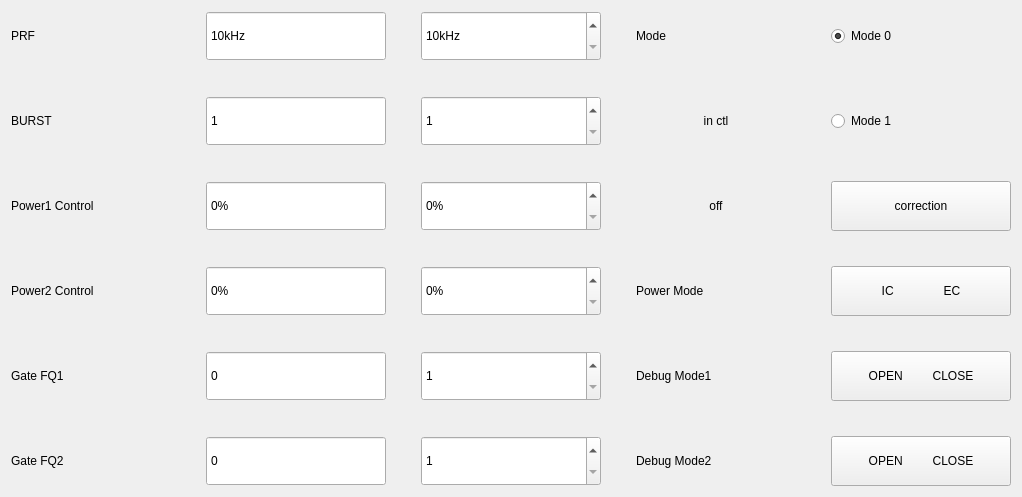
The window that macousto_pso.ui (yuanjinxin123/shenglei) describes before a commit, drawn with Qt 5.
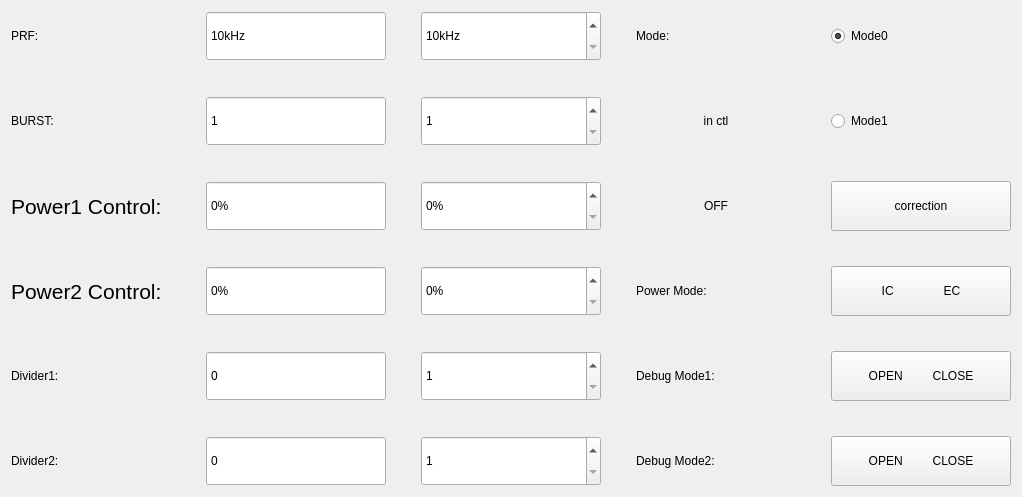
The same window after the commit.

```diff
--- a/macousto_pso.ui
+++ b/macousto_pso.ui
@@ -34,7 +34,7 @@
         </size>
        </property>
        <property name="text">
-        <string>PRF</string>
+        <string>PRF:</string>
        </property>
        <property name="alignment">
         <set>Qt::AlignLeading|Qt::AlignLeft|Qt::AlignVCenter</set>
@@ -118,7 +118,7 @@
         </size>
        </property>
        <property name="text">
-        <string>BURST</string>
+        <string>BURST:</string>
        </property>
        <property name="alignment">
         <set>Qt::AlignLeading|Qt::AlignLeft|Qt::AlignVCenter</set>
@@ -189,8 +189,11 @@
          <height>50</height>
         </size>
        </property>
+       <property name="styleSheet">
+        <string notr="true">font: 16pt;</string>
+       </property>
        <property name="text">
-        <string>Power1 Control</string>
+        <string>Power1 Control:</string>
        </property>
        <property name="alignment">
         <set>Qt::AlignLeading|Qt::AlignLeft|Qt::AlignVCenter</set>
@@ -261,8 +264,11 @@
          <height>50</height>
         </size>
        </property>
+       <property name="styleSheet">
+        <string notr="true">font: 16pt;</string>
+       </property>
        <property name="text">
-        <string>Power2 Control</string>
+        <string>Power2 Control:</string>
        </property>
        <property name="alignment">
         <set>Qt::AlignLeading|Qt::AlignLeft|Qt::AlignVCenter</set>
@@ -334,7 +340,7 @@
         </size>
        </property>
        <property name="text">
-        <string>Gate FQ1</string>
+        <string>Divider1:</string>
        </property>
        <property name="alignment">
         <set>Qt::AlignLeading|Qt::AlignLeft|Qt::AlignVCenter</set>
@@ -409,7 +415,7 @@
         </size>
        </property>
        <property name="text">
-        <string>Gate FQ2</string>
+        <string>Divider2:</string>
        </property>
        <property name="alignment">
         <set>Qt::AlignLeading|Qt::AlignLeft|Qt::AlignVCenter</set>
@@ -488,7 +494,7 @@
         </size>
        </property>
        <property name="text">
-        <string>Mode</string>
+        <string>Mode:</string>
        </property>
        <property name="alignment">
         <set>Qt::AlignLeading|Qt::AlignLeft|Qt::AlignVCenter</set>
@@ -510,7 +516,7 @@
         </size>
        </property>
        <property name="text">
-        <string>Mode 0</string>
+        <string>Mode0</string>
        </property>
        <property name="checked">
         <bool>true</bool>
@@ -560,7 +566,7 @@
         </size>
        </property>
        <property name="text">
-        <string>Mode 1</string>
+        <string>Mode1</string>
        </property>
       </widget>
      </item>
@@ -582,7 +588,7 @@
         <enum>Qt::LeftToRight</enum>
        </property>
        <property name="text">
-        <string>off</string>
+        <string>OFF</string>
        </property>
        <property name="alignment">
         <set>Qt::AlignCenter</set>
@@ -629,7 +635,7 @@
         </size>
        </property>
        <property name="text">
-        <string>Power Mode</string>
+        <string>Power Mode:</string>
        </property>
        <property name="alignment">
         <set>Qt::AlignLeading|Qt::AlignLeft|Qt::AlignVCenter</set>
@@ -670,7 +676,7 @@
         </size>
        </property>
        <property name="text">
-        <string>Debug Mode1</string>
+        <string>Debug Mode1:</string>
        </property>
        <property name="alignment">
         <set>Qt::AlignLeading|Qt::AlignLeft|Qt::AlignVCenter</set>
@@ -711,7 +717,7 @@
         </size>
        </property>
        <property name="text">
-        <string>Debug Mode2</string>
+        <string>Debug Mode2:</string>
        </property>
        <property name="alignment">
         <set>Qt::AlignLeading|Qt::AlignLeft|Qt::AlignVCenter</set>
```
